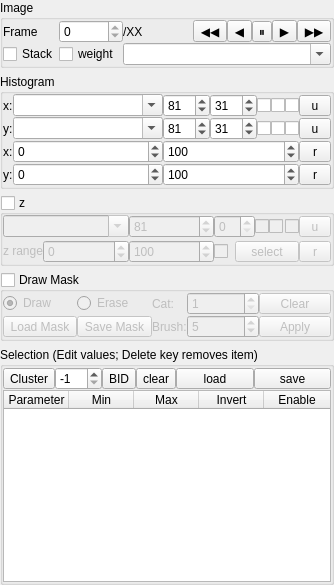
Old version of the form ndxplorer/plotting/plot_control.ui in the repository Fluorescence-Tools/ndxplorer.
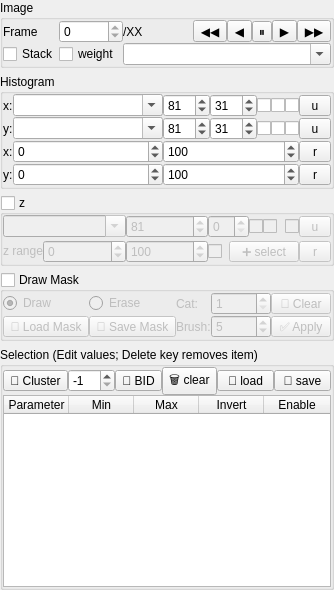
New version of the form.

Diff of the .ui file:
```diff
--- a/ndxplorer/plotting/plot_control.ui
+++ b/ndxplorer/plotting/plot_control.ui
@@ -969,9 +969,9 @@
           <property name="layoutDirection">
            <enum>Qt::RightToLeft</enum>
           </property>
-          <property name="text">
-           <string>select</string>
-          </property>
+           <property name="text">
+            <string>➕ select</string>
+           </property>
          </widget>
         </item>
         <item row="2" column="9">
@@ -1147,7 +1147,7 @@
            <string>Load mask from integer TIFF (different ints = different classes)</string>
           </property>
           <property name="text">
-           <string>Load Mask</string>
+           <string>📂 Load Mask</string>
           </property>
          </widget>
         </item>
@@ -1157,7 +1157,7 @@
            <string>Save mask as integer TIFF</string>
           </property>
           <property name="text">
-           <string>Save Mask</string>
+           <string>💾 Save Mask</string>
           </property>
          </widget>
         </item>
@@ -1173,7 +1173,7 @@
            <string>Clear current mask</string>
           </property>
           <property name="text">
-           <string>Clear</string>
+           <string>🧹 Clear</string>
           </property>
          </widget>
         </item>
@@ -1189,7 +1189,7 @@
            <string>Apply mask to create selections</string>
           </property>
           <property name="text">
-           <string>Apply</string>
+           <string>✅ Apply</string>
           </property>
          </widget>
         </item>
@@ -1260,7 +1260,7 @@
            <string>Open clustering dialog</string>
           </property>
           <property name="text">
-           <string>Cluster</string>
+           <string>🎯 Cluster</string>
           </property>
          </widget>
         </item>
@@ -1270,7 +1270,7 @@
            <string>Clear current selection list</string>
           </property>
           <property name="text">
-           <string>clear</string>
+           <string>🗑️ clear</string>
           </property>
          </widget>
         </item>
@@ -1280,7 +1280,7 @@
            <string>Save Burst IDs</string>
           </property>
           <property name="text">
-           <string>BID</string>
+           <string>💾 BID</string>
           </property>
          </widget>
         </item>
@@ -1293,7 +1293,7 @@
            </sizepolicy>
           </property>
           <property name="text">
-           <string>save</string>
+           <string>💾 save</string>
           </property>
          </widget>
         </item>
@@ -1325,7 +1325,7 @@
            </sizepolicy>
           </property>
           <property name="text">
-           <string>load</string>
+           <string>📂 load</string>
           </property>
          </widget>
         </item>
```
